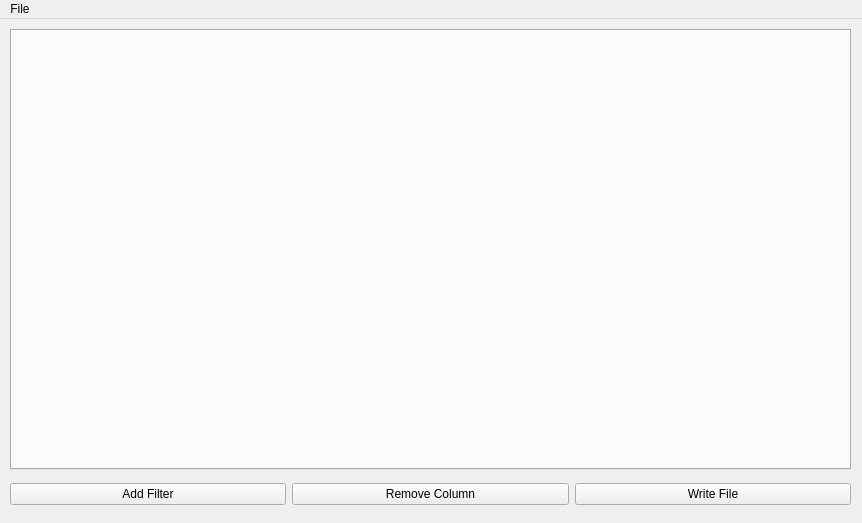
The window that ui/qt-main.ui (peperunas/XLS-Polisher) describes before a commit, drawn with Qt 5.
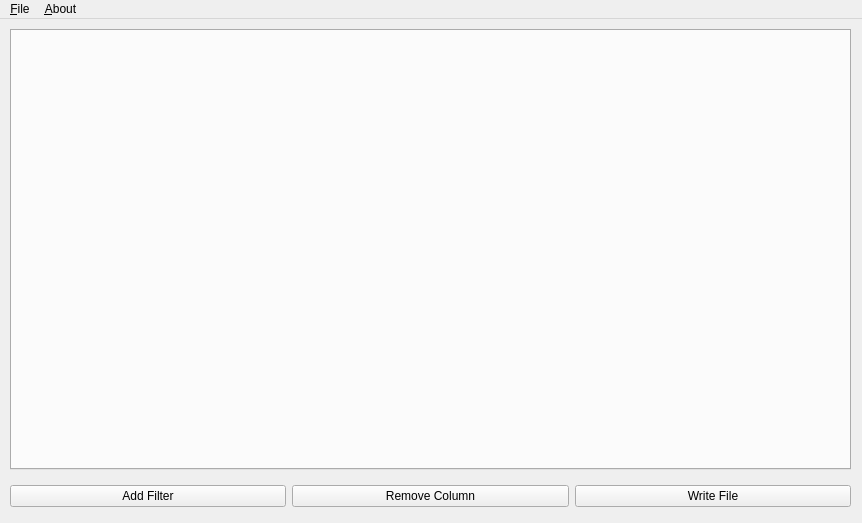
The same window after the commit. Icons and pictures are not drawn.

Commit message: "Save configuration" stub added.

```diff
--- a/ui/qt-main.ui
+++ b/ui/qt-main.ui
@@ -38,7 +38,7 @@
       <x>10</x>
       <y>460</y>
       <width>841</width>
-      <height>30</height>
+      <height>34</height>
      </rect>
     </property>
     <layout class="QHBoxLayout" name="horizontalLayout">
@@ -129,13 +129,21 @@
    </property>
    <widget class="QMenu" name="menuFile">
     <property name="title">
-     <string>File</string>
+     <string>&amp;File</string>
     </property>
     <addaction name="actionOpenFile"/>
     <addaction name="separator"/>
     <addaction name="actionQuit"/>
    </widget>
+   <widget class="QMenu" name="menuAbout">
+    <property name="title">
+     <string>&amp;About</string>
+    </property>
+    <addaction name="actionCredits"/>
+    <addaction name="separator"/>
+   </widget>
    <addaction name="menuFile"/>
+   <addaction name="menuAbout"/>
   </widget>
   <action name="actionOpenFile">
    <property name="icon">
```
Left out of the diff: 22 changed lines with no effect on the pictures. The commit also changes 1 other file.
